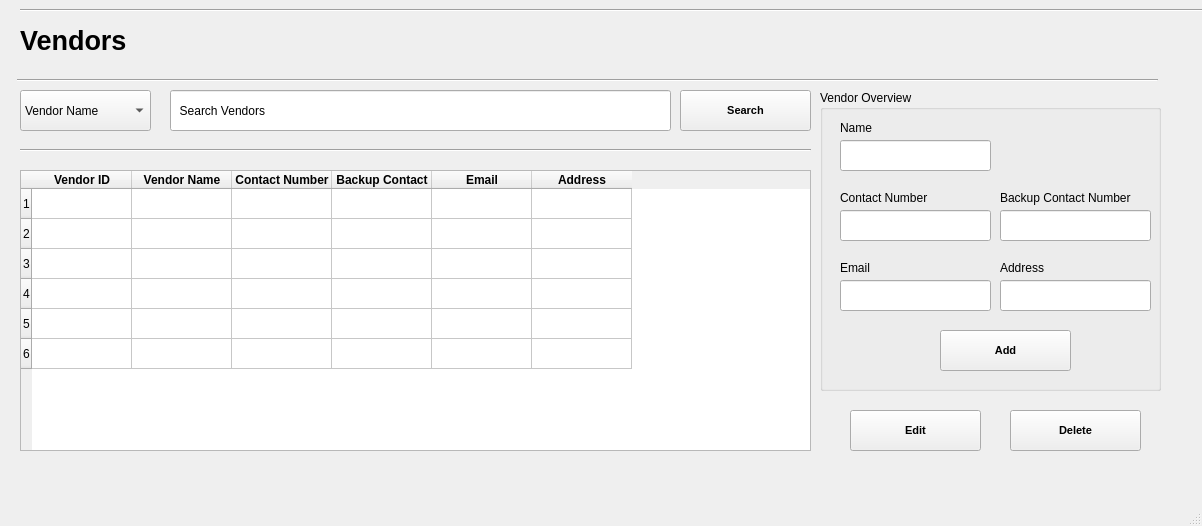
Qt form Screens/Vendors.ui (basil-ali-khan/Inventory-Management-System) before a commit.
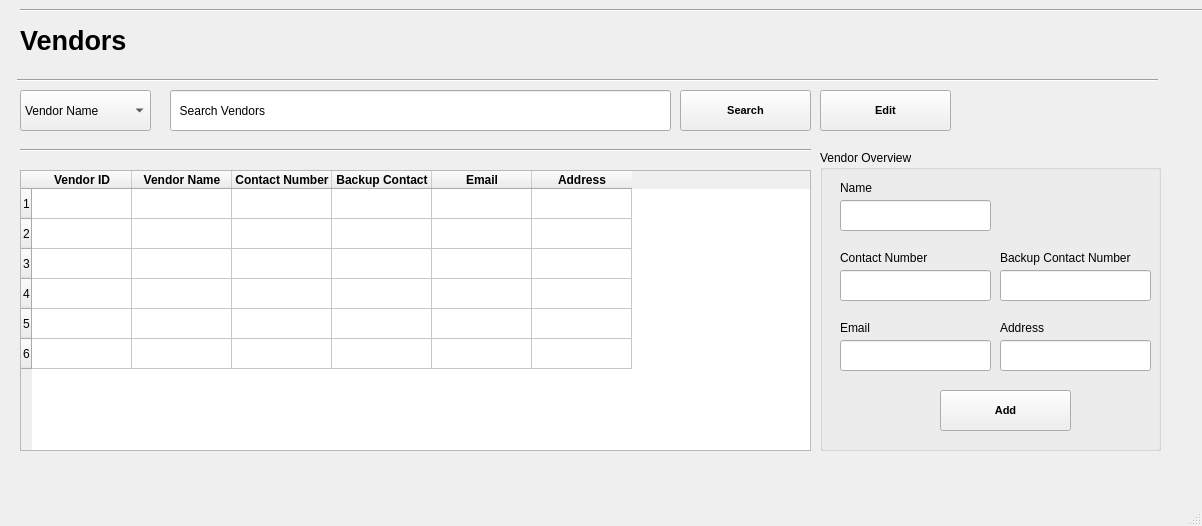
The same form after that commit.

The edit to the form file:
```diff
--- a/Screens/Vendors.ui
+++ b/Screens/Vendors.ui
@@ -208,7 +208,7 @@
     <property name="geometry">
      <rect>
       <x>820</x>
-      <y>90</y>
+      <y>150</y>
       <width>341</width>
       <height>301</height>
      </rect>
@@ -374,8 +374,8 @@
    <widget class="QPushButton" name="editVendorButton">
     <property name="geometry">
      <rect>
-      <x>850</x>
-      <y>410</y>
+      <x>820</x>
+      <y>90</y>
       <width>131</width>
       <height>41</height>
      </rect>
@@ -391,27 +391,7 @@
      <string>Edit</string>
     </property>
    </widget>
-   <widget class="QPushButton" name="deleteVendorButton">
-    <property name="geometry">
-     <rect>
-      <x>1010</x>
-      <y>410</y>
-      <width>131</width>
-      <height>41</height>
-     </rect>
-    </property>
-    <property name="font">
-     <font>
-      <pointsize>8</pointsize>
-      <weight>75</weight>
-      <bold>true</bold>
-     </font>
-    </property>
-    <property name="text">
-     <string>Delete</string>
-    </property>
-   </widget>
-   <widget class="QPushButton" name="searchVendor">
+   <widget class="QPushButton" name="searchVendorButton">
     <property name="geometry">
      <rect>
       <x>680</x>
```
